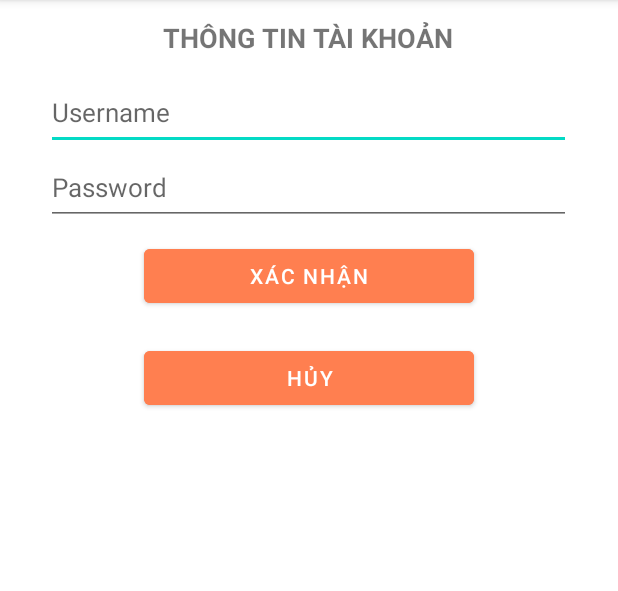
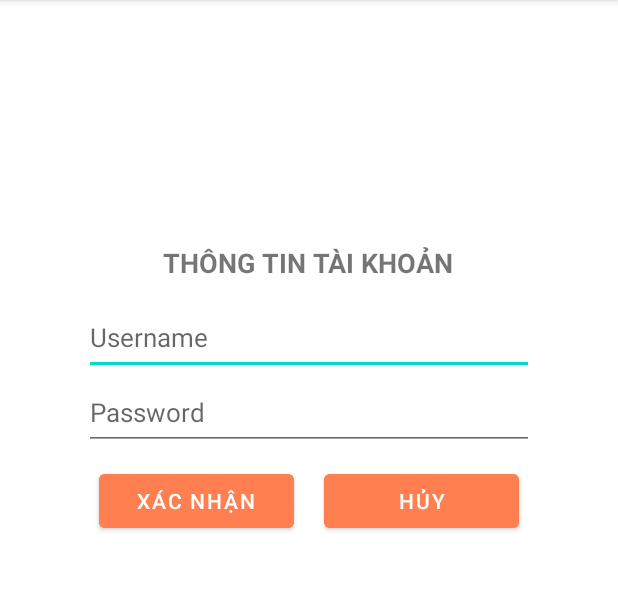
Before and after one commit to tntbinh/LTDD_TH109-C91A_Nhom1, an Android app: the RegisterActivity screen opened directly, with no data from a screen before it, on a phone screen of 412 x 824 dp, the part 84-675 px from its top. Run offline under Robolectric (Android 15) with nearby library versions, the phone set to English and light mode, and no system bars; our stand-ins replace Firebase (no records; nobody signed in at launch, a user with empty details on screens opened directly).

Commit message:
Quick fix register layout

```diff
--- a/NewsApp/app/src/main/res/layout/activity_register.xml
+++ b/NewsApp/app/src/main/res/layout/activity_register.xml
@@ -3,7 +3,8 @@
         android:layout_width="match_parent"
         android:layout_height="wrap_content"
         android:gravity="center"
-        android:orientation="vertical">
+        android:orientation="vertical"
+        android:layout_marginTop="150dp">
 
     <TextView
             android:layout_width="350dp"
@@ -15,7 +16,7 @@
 
     <EditText
             android:id="@+id/edtName"
-            android:layout_width="350dp"
+            android:layout_width="300dp"
             android:layout_height="50dp"
             android:textColor="#000000"
             android:textSize="17dp"
@@ -24,15 +25,18 @@
     <EditText
             android:id="@+id/edtEmail"
             android:inputType="textPassword"
-            android:layout_width="350dp"
+            android:layout_width="300dp"
             android:layout_height="50dp"
             android:textColor="#000000"
             android:textSize="17dp"
             android:hint="Password"/>
-
+    <LinearLayout
+            android:layout_width="match_parent"
+            android:layout_height="match_parent"
+            android:gravity="center">
         <Button
                 android:id="@+id/btn_confirm"
-            android:layout_width="220dp"
+                android:layout_width="130dp"
                 android:layout_height="wrap_content"
                 android:layout_margin="10dp"
                 android:backgroundTint="@color/coral"
@@ -40,10 +44,13 @@
 
         <Button
                 android:id="@+id/btn_close"
-            android:layout_width="220dp"
+                android:layout_width="130dp"
                 android:layout_height="wrap_content"
                 android:layout_margin="10dp"
                 android:backgroundTint="@color/coral"
                 android:text="Hủy" />
+    </LinearLayout>
+
+
 
 </LinearLayout>
```
Lines whose indentation alone changed are shown as unchanged.
